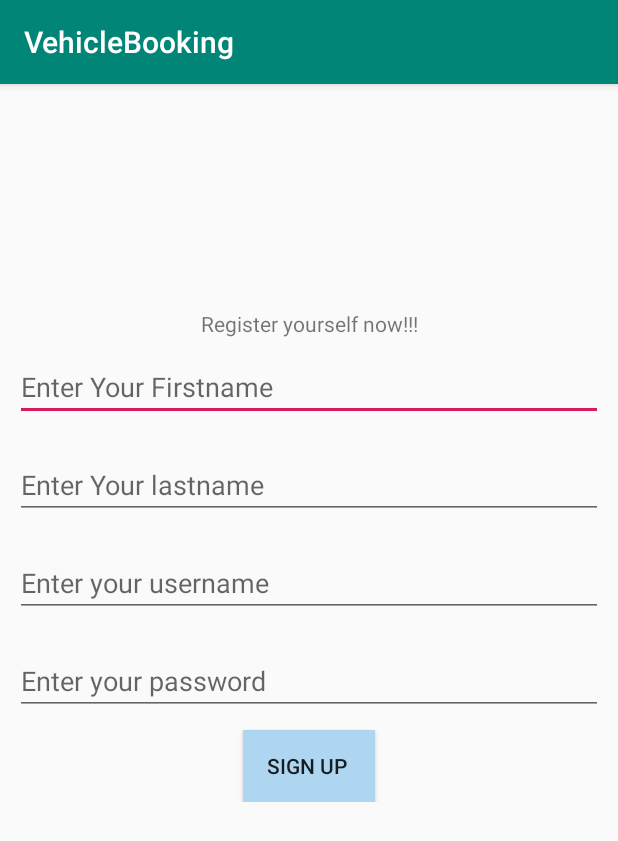
After one commit to ManishDhungana/VehicleBooking, an Android app: the fragment Register shown on its own in the app's theme, on a phone screen of 412 x 824 dp. The commit adds this screen. Shown: the top 841 px of the screen. Run offline under Robolectric (Android 15) with nearby library versions, the phone set to English and light mode, and no system bars.

Commit message:
login and signup fragment

```diff
--- a/app/build.gradle
+++ b/app/build.gradle
@@ -22,6 +22,7 @@ dependencies {
     implementation fileTree(dir: 'libs', include: ['*.jar'])
     implementation 'com.android.support:appcompat-v7:28.0.0'
     implementation 'com.android.support.constraint:constraint-layout:1.1.3'
+    implementation 'com.android.support:support-v4:28.0.0'
     testImplementation 'junit:junit:4.12'
     androidTestImplementation 'com.android.support.test:runner:1.0.2'
     androidTestImplementation 'com.android.support.test.espresso:espresso-core:3.0.2'
--- /dev/null
+++ b/app/src/main/java/com/example/vehiclebooking/Register.java
@@ -0,0 +1,47 @@
+package com.example.vehiclebooking;
+
+
+import android.os.Bundle;
+import android.support.v4.app.Fragment;
+import android.view.LayoutInflater;
+import android.view.View;
+import android.view.ViewGroup;
+import android.widget.Button;
+import android.widget.EditText;
+
+
+/**
+ * A simple {@link Fragment} subclass.
+ */
+public class Register extends Fragment implements View.OnClickListener {
+
+    EditText et_lname,et_fname,et_uname,et_pass;
+    Button btn_reg;
+    public Register() {
+        // Required empty public constructor
+    }
+
+
+    @Override
+    public View onCreateView(LayoutInflater inflater, ViewGroup container,
+                             Bundle savedInstanceState) {
+        // Inflate the layout for this fragment
+        View view= inflater.inflate(R.layout.fragment_register, container, false);
+
+        et_fname= view.findViewById(R.id.et_ufname);
+        et_lname=view.findViewById(R.id.et_ulname);
+        et_uname=view.findViewById(R.id.et_username);
+        et_pass=view.findViewById(R.id.et_password);
+        btn_reg=view.findViewById(R.id.btn_signup);
+
+        btn_reg.setOnClickListener(this);
+
+        return view;
+
+    }
+
+    @Override
+    public void onClick(View view) {
+
+    }
+}
--- /dev/null
+++ b/app/src/main/res/layout/fragment_register.xml
@@ -0,0 +1,63 @@
+<?xml version="1.0" encoding="utf-8"?>
+<FrameLayout xmlns:android="http://schemas.android.com/apk/res/android"
+    xmlns:tools="http://schemas.android.com/tools"
+    android:layout_width="match_parent"
+    android:layout_height="match_parent"
+    tools:context=".Register">
+
+    <RelativeLayout
+        android:layout_width="match_parent"
+        android:layout_height="wrap_content">
+
+        <TextView
+            android:layout_width="match_parent"
+            android:layout_height="wrap_content"
+            android:text="Register yourself now!!!"
+            android:id="@+id/tv_title"
+
+            android:layout_marginTop="150dp"
+            android:gravity="center"/>
+        <EditText
+            android:layout_width="match_parent"
+            android:layout_height="wrap_content"
+            android:id="@+id/et_ufname"
+            android:hint="Enter Your Firstname"
+            android:layout_below="@+id/tv_title"
+            android:layout_margin="10sp"/>
+        <EditText
+            android:layout_width="match_parent"
+            android:layout_height="wrap_content"
+            android:id="@+id/et_ulname"
+            android:hint="Enter Your lastname"
+            android:layout_below="@+id/et_ufname"
+            android:layout_margin="10sp"/>
+        <EditText
+            android:layout_width="match_parent"
+            android:layout_height="wrap_content"
+            android:id="@+id/et_username"
+            android:hint="Enter your username"
+            android:layout_below="@+id/et_ulname"
+            android:layout_margin="10sp"/>
+
+        <EditText
+            android:layout_width="match_parent"
+            android:layout_height="wrap_content"
+            android:id="@+id/et_password"
+            android:hint="Enter your password"
+            android:layout_below="@+id/et_username"
+            android:layout_margin="10sp"/>
+
+
+        <Button
+            android:layout_width="wrap_content"
+            android:layout_height="wrap_content"
+            android:text="Sign Up "
+            android:background="#AED6F1  "
+            android:id="@+id/btn_signup"
+            android:layout_below="@id/et_password"
+            android:gravity="center"
+            android:layout_centerHorizontal="true"/>
+
+    </RelativeLayout>
+
+</FrameLayout>
--- a/app/src/main/res/values/strings.xml
+++ b/app/src/main/res/values/strings.xml
@@ -1,3 +1,6 @@
 <resources>
     <string name="app_name">VehicleBooking</string>
+
+    <!-- TODO: Remove or change this placeholder text -->
+    <string name="hello_blank_fragment">Hello blank fragment</string>
 </resources>
```
Also changed, not shown: app/src/main/java/com/example/vehiclebooking/Login.java (added, +45 -0 lines), app/src/main/res/layout/fragment_login.xml (added, +48 -0 lines).
